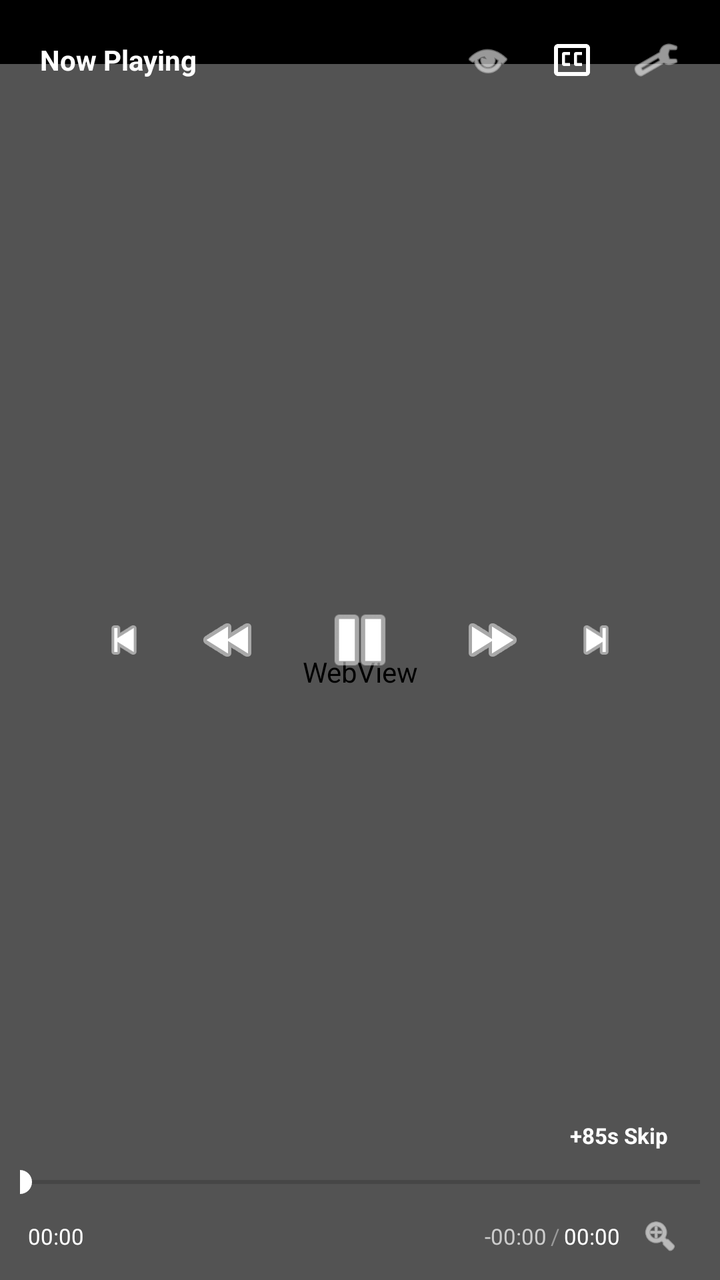
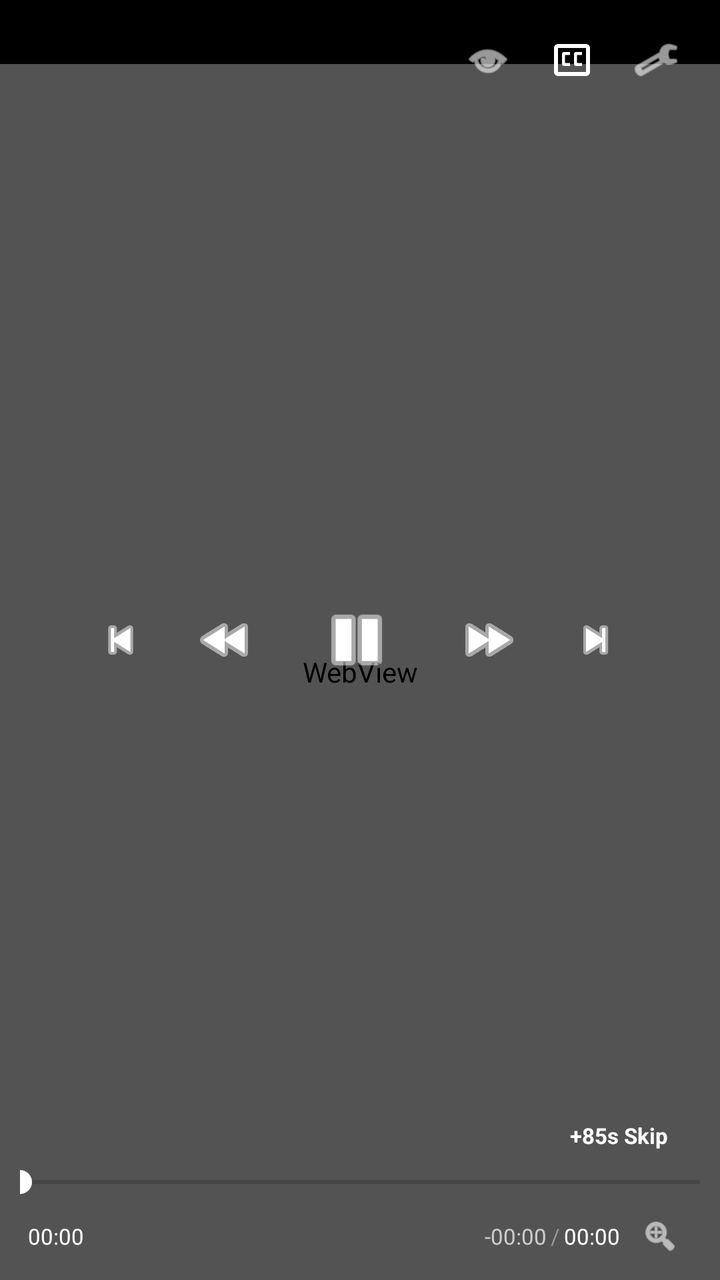

An Android layout rendered at two revisions. The XML below is the earlier revision; the diff shows what the commit changed to produce the second picture.
<!-- AndroidManifest.xml: activity theme AppTheme.Translucent -->
<!-- res/layout/activity_native_player.xml -->
<?xml version="1.0" encoding="utf-8"?>
<LinearLayout xmlns:android="http://schemas.android.com/apk/res/android"
    xmlns:app="http://schemas.android.com/apk/res-auto"
    android:id="@+id/player_activity_root"
    android:layout_width="match_parent"
    android:layout_height="match_parent"
    android:orientation="vertical"
    android:background="@android:color/black">

    
    <FrameLayout
        android:id="@+id/video_root_container"
        android:layout_width="match_parent"
        android:layout_height="wrap_content"
        android:background="@android:color/black">

        <LinearLayout
            android:id="@+id/video_surface_wrapper"
            android:layout_width="match_parent"
            android:layout_height="match_parent"
            android:orientation="vertical">

            <View
                android:id="@+id/status_bar_filler"
                android:layout_width="match_parent"
                android:layout_height="32dp"
                android:background="@android:color/black"
                android:visibility="visible" />

            <FrameLayout
                android:id="@+id/player_media_container"
                android:layout_width="match_parent"
                android:layout_height="0dp"
                android:layout_weight="1"
                android:background="@android:color/black">

                <WebView
                    android:id="@+id/player_webview"
                    android:layout_width="match_parent"
                    android:layout_height="match_parent"
                    android:visibility="visible" />

                <androidx.media3.ui.PlayerView
                    android:id="@+id/player_exoplayer"
                    android:layout_width="match_parent"
                    android:layout_height="match_parent"
                    app:use_controller="false"
                    android:visibility="gone" />

            </FrameLayout>

            <View
                android:id="@+id/bottom_gap_filler"
                android:layout_width="match_parent"
                android:layout_height="0dp"
                android:background="@android:color/black"
                android:visibility="gone" />
        </LinearLayout>

        
        <View
            android:id="@+id/touch_wall"
            android:layout_width="match_parent"
            android:layout_height="match_parent"
            android:clickable="true"
            android:focusable="true" />

        
        <TextView
            android:id="@+id/indicator_rewind"
            android:layout_width="wrap_content"
            android:layout_height="wrap_content"
            android:layout_gravity="center_vertical|start"
            android:layout_marginStart="32dp"
            android:background="@drawable/indicator_pill_bg"
            android:paddingStart="16dp"
            android:paddingTop="8dp"
            android:paddingEnd="16dp"
            android:paddingBottom="8dp"
            android:text="◄◄ 10s"
            android:textColor="@android:color/white"
            android:textSize="15sp"
            android:textStyle="bold"
            android:visibility="gone" />

        <TextView
            android:id="@+id/indicator_forward"
            android:layout_width="wrap_content"
            android:layout_height="wrap_content"
            android:layout_gravity="center_vertical|end"
            android:layout_marginEnd="32dp"
            android:background="@drawable/indicator_pill_bg"
            android:paddingStart="16dp"
            android:paddingTop="8dp"
            android:paddingEnd="16dp"
            android:paddingBottom="8dp"
            android:text="10s ►►"
            android:textColor="@android:color/white"
            android:textSize="15sp"
            android:textStyle="bold"
            android:visibility="gone" />

        <TextView
            android:id="@+id/indicator_2x"
            android:layout_width="wrap_content"
            android:layout_height="wrap_content"
            android:layout_gravity="top|center_horizontal"
            android:layout_marginTop="24dp"
            android:background="@drawable/indicator_pill_bg"
            android:paddingStart="18dp"
            android:paddingTop="8dp"
            android:paddingEnd="18dp"
            android:paddingBottom="8dp"
            android:text="2.0x SPEED ⏩"
            android:textColor="#FFD700"
            android:textSize="14sp"
            android:textStyle="bold"
            android:visibility="gone" />

        
        <TextView
            android:id="@+id/indicator_volume"
            android:layout_width="wrap_content"
            android:layout_height="wrap_content"
            android:layout_gravity="center_vertical|end"
            android:layout_marginEnd="64dp"
            android:background="@drawable/indicator_pill_bg"
            android:paddingStart="18dp"
            android:paddingTop="10dp"
            android:paddingEnd="18dp"
            android:paddingBottom="10dp"
            android:text="🔊 100%"
            android:textColor="@android:color/white"
            android:textSize="16sp"
            android:textStyle="bold"
            android:visibility="gone" />

        <TextView
            android:id="@+id/indicator_brightness"
            android:layout_width="wrap_content"
            android:layout_height="wrap_content"
            android:layout_gravity="center_vertical|start"
            android:layout_marginStart="64dp"
            android:background="@drawable/indicator_pill_bg"
            android:paddingStart="18dp"
            android:paddingTop="10dp"
            android:paddingEnd="18dp"
            android:paddingBottom="10dp"
            android:text="☀️ 100%"
            android:textColor="@android:color/white"
            android:textSize="16sp"
            android:textStyle="bold"
            android:visibility="gone" />

        
        <RelativeLayout
            android:id="@+id/controls_overlay"
            android:layout_width="match_parent"
            android:layout_height="match_parent"
            android:background="#59000000"
            android:visibility="visible">

            
            <RelativeLayout
                android:id="@+id/top_bar"
                android:layout_width="match_parent"
                android:layout_height="wrap_content"
                android:paddingHorizontal="12dp"
                android:paddingTop="12dp"
                android:paddingBottom="8dp">
                
                <TextView
                    android:id="@+id/video_title"
                    android:layout_width="match_parent"
                    android:layout_height="wrap_content"
                    android:layout_centerVertical="true"
                    android:layout_alignParentStart="true"
                    android:layout_toStartOf="@id/btn_pip"
                    android:layout_marginStart="8dp"
                    android:layout_marginEnd="12dp"
                    android:maxLines="1"
                    android:ellipsize="end"
                    android:text="Now Playing"
                    android:textColor="@android:color/white"
                    android:textStyle="bold"
                    android:textSize="14sp" />

                <ImageButton
                    android:id="@+id/btn_settings"
                    android:layout_width="40dp"
                    android:layout_height="40dp"
                    android:layout_alignParentEnd="true"
                    android:layout_centerVertical="true"
                    android:padding="8dp"
                    android:scaleType="fitCenter"
                    android:background="?attr/selectableItemBackgroundBorderless"
                    android:src="@android:drawable/ic_menu_preferences"
                    app:tint="@android:color/white" />

                <ImageButton
                    android:id="@+id/btn_captions"
                    android:layout_width="40dp"
                    android:layout_height="40dp"
                    android:layout_toStartOf="@id/btn_settings"
                    android:layout_centerVertical="true"
                    android:layout_marginEnd="2dp"
                    android:padding="8dp"
                    android:scaleType="fitCenter"
                    android:background="?attr/selectableItemBackgroundBorderless"
                    android:src="@drawable/ic_cc"
                    app:tint="@android:color/white" />

                <ImageButton
                    android:id="@+id/btn_pip"
                    android:layout_width="40dp"
                    android:layout_height="40dp"
                    android:layout_toStartOf="@id/btn_captions"
                    android:layout_centerVertical="true"
                    android:layout_marginEnd="2dp"
                    android:padding="8dp"
                    android:scaleType="fitCenter"
                    android:background="?attr/selectableItemBackgroundBorderless"
                    android:src="@android:drawable/ic_menu_view"
                    app:tint="@android:color/white" />
            </RelativeLayout>

            
            <LinearLayout
                android:layout_width="wrap_content"
                android:layout_height="wrap_content"
                android:layout_centerInParent="true"
                android:orientation="horizontal"
                android:gravity="center">

                <ImageButton
                    android:id="@+id/btn_prev_episode"
                    android:layout_width="38dp"
                    android:layout_height="38dp"
                    android:layout_marginEnd="10dp"
                    android:padding="6dp"
                    android:scaleType="fitCenter"
                    android:background="?attr/selectableItemBackgroundBorderless"
                    android:src="@android:drawable/ic_media_previous"
                    app:tint="@android:color/white" />

                <ImageButton
                    android:id="@+id/btn_rewind"
                    android:layout_width="46dp"
                    android:layout_height="46dp"
                    android:layout_marginEnd="14dp"
                    android:padding="7dp"
                    android:scaleType="fitCenter"
                    android:background="?attr/selectableItemBackgroundBorderless"
                    android:src="@android:drawable/ic_media_rew"
                    app:tint="@android:color/white" />

                <ImageButton
                    android:id="@+id/btn_play_pause"
                    android:layout_width="58dp"
                    android:layout_height="58dp"
                    android:padding="8dp"
                    android:scaleType="fitCenter"
                    android:background="?attr/selectableItemBackgroundBorderless"
                    android:src="@android:drawable/ic_media_pause"
                    app:tint="@android:color/white" />

                <ImageButton
                    android:id="@+id/btn_forward"
                    android:layout_width="46dp"
                    android:layout_height="46dp"
                    android:layout_marginStart="14dp"
                    android:padding="7dp"
                    android:scaleType="fitCenter"
                    android:background="?attr/selectableItemBackgroundBorderless"
                    android:src="@android:drawable/ic_media_ff"
                    app:tint="@android:color/white" />

                <ImageButton
                    android:id="@+id/btn_next_episode"
                    android:layout_width="38dp"
                    android:layout_height="38dp"
                    android:layout_marginStart="10dp"
                    android:padding="6dp"
                    android:scaleType="fitCenter"
                    android:background="?attr/selectableItemBackgroundBorderless"
                    android:src="@android:drawable/ic_media_next"
                    app:tint="@android:color/white" />
            </LinearLayout>

            
            <LinearLayout
                android:id="@+id/scrubber_preview_container"
                android:layout_width="wrap_content"
                android:layout_height="wrap_content"
                android:layout_above="@id/bottom_bar"
                android:orientation="vertical"
                android:gravity="center_horizontal"
                android:visibility="gone">

                <TextView
                    android:id="@+id/scrubber_time"
                    android:layout_width="wrap_content"
                    android:layout_height="wrap_content"
                    android:text="00:00"
                    android:textColor="@android:color/white"
                    android:textSize="16sp"
                    android:textStyle="bold"
                    android:shadowColor="@android:color/black"
                    android:shadowDx="2"
                    android:shadowDy="2"
                    android:shadowRadius="3" />
            </LinearLayout>

            
            <LinearLayout
                android:id="@+id/bottom_bar"
                android:layout_width="match_parent"
                android:layout_height="wrap_content"
                android:layout_alignParentBottom="true"
                android:orientation="vertical"
                android:paddingHorizontal="10dp"
                android:paddingVertical="6dp">

                
                <TextView
                    android:id="@+id/btn_skip_intro"
                    android:layout_width="wrap_content"
                    android:layout_height="wrap_content"
                    android:layout_gravity="end"
                    android:layout_marginBottom="4dp"
                    android:layout_marginEnd="6dp"
                    android:paddingHorizontal="10dp"
                    android:paddingVertical="3dp"
                    android:text="+85s Skip"
                    android:textColor="@android:color/white"
                    android:textSize="11sp"
                    android:textStyle="bold"
                    android:background="?attr/selectableItemBackground"
                    android:clickable="true"
                    android:focusable="true" />

                <SeekBar
                    android:id="@+id/video_seekbar"
                    android:layout_width="match_parent"
                    android:layout_height="wrap_content"
                    android:paddingHorizontal="0dp"
                    android:progressTint="@android:color/white"
                    android:thumbTint="@android:color/white" />

                <RelativeLayout
                    android:layout_width="match_parent"
                    android:layout_height="wrap_content"
                    android:layout_marginTop="2dp"
                    android:paddingHorizontal="4dp">
                    
                    <TextView
                        android:id="@+id/text_current_time"
                        android:layout_width="wrap_content"
                        android:layout_height="wrap_content"
                        android:layout_centerVertical="true"
                        android:text="00:00"
                        android:textColor="@android:color/white"
                        android:textSize="11sp" />

                    <LinearLayout
                        android:id="@+id/time_display"
                        android:layout_width="wrap_content"
                        android:layout_height="wrap_content"
                        android:layout_toStartOf="@id/btn_fullscreen_toggle"
                        android:layout_centerVertical="true"
                        android:layout_marginEnd="4dp"
                        android:orientation="horizontal">
                        
                        <TextView
                            android:id="@+id/text_time_left"
                            android:layout_width="wrap_content"
                            android:layout_height="wrap_content"
                            android:text="-00:00"
                            android:textColor="#CCCCCC"
                            android:textSize="11sp"
                            android:layout_marginEnd="2dp" />
                            
                        <TextView
                            android:layout_width="wrap_content"
                            android:layout_height="wrap_content"
                            android:text="/"
                            android:textColor="#999999"
                            android:textSize="11sp"
                            android:layout_marginEnd="2dp" />
                            
                        <TextView
                            android:id="@+id/text_total_time"
                            android:layout_width="wrap_content"
                            android:layout_height="wrap_content"
                            android:text="00:00"
                            android:textColor="@android:color/white"
                            android:textSize="11sp" />
                    </LinearLayout>

                    <ImageButton
                        android:id="@+id/btn_fullscreen_toggle"
                        android:layout_width="32dp"
                        android:layout_height="32dp"
                        android:layout_alignParentEnd="true"
                        android:layout_centerVertical="true"
                        android:padding="6dp"
                        android:scaleType="fitCenter"
                        android:background="?attr/selectableItemBackgroundBorderless"
                        android:src="@android:drawable/ic_menu_zoom"
                        app:tint="@android:color/white" />
                </RelativeLayout>
            </LinearLayout>
        </RelativeLayout>

        <ProgressBar
            android:id="@+id/loading_progress"
            android:layout_width="50dp"
            android:layout_height="50dp"
            android:layout_gravity="center"
            android:visibility="visible" />

    </FrameLayout>

    
    <LinearLayout
        android:id="@+id/portrait_bottom_container"
        android:layout_width="match_parent"
        android:layout_height="0dp"
        android:layout_weight="1"
        android:orientation="vertical"
        android:background="#0B0B0E"
        android:padding="20dp"
        android:visibility="visible">

        <TextView
            android:id="@+id/portrait_anime_title"
            android:layout_width="match_parent"
            android:layout_height="wrap_content"
            android:text="Anime Title"
            android:textColor="@android:color/white"
            android:textSize="18sp"
            android:textStyle="bold"
            android:maxLines="2"
            android:ellipsize="end" />

        <TextView
            android:id="@+id/portrait_episode_subtitle"
            android:layout_width="match_parent"
            android:layout_height="wrap_content"
            android:layout_marginTop="6dp"
            android:text="Episode 1"
            android:textColor="#AAAAAA"
            android:textSize="14sp" />

        <View
            android:layout_width="match_parent"
            android:layout_height="1dp"
            android:layout_marginVertical="16dp"
            android:background="#222228" />

        <LinearLayout
            android:layout_width="match_parent"
            android:layout_height="wrap_content"
            android:orientation="horizontal">

            <TextView
                android:id="@+id/portrait_badge_hd"
                android:layout_width="wrap_content"
                android:layout_height="wrap_content"
                android:background="#1F1F2C"
                android:paddingHorizontal="10dp"
                android:paddingVertical="4dp"
                android:text="1080p HD"
                android:textColor="#818cf8"
                android:textSize="12sp"
                android:textStyle="bold" />

            <TextView
                android:id="@+id/portrait_badge_audio"
                android:layout_width="wrap_content"
                android:layout_height="wrap_content"
                android:layout_marginStart="8dp"
                android:background="#1F1F2C"
                android:paddingHorizontal="10dp"
                android:paddingVertical="4dp"
                android:text="ENG DUB"
                android:textColor="#34d399"
                android:textSize="12sp"
                android:textStyle="bold" />
        </LinearLayout>

        <TextView
            android:layout_width="match_parent"
            android:layout_height="wrap_content"
            android:layout_marginTop="20dp"
            android:text="Tap the fullscreen button or rotate your device to watch in full landscape."
            android:textColor="#666677"
            android:textSize="13sp" />

    </LinearLayout>

</LinearLayout>
<!-- resources referenced by this layout -->
<resources>
  <!-- drawable ic_cc (drawable) -->
  <?xml version="1.0" encoding="utf-8"?>
  <vector xmlns:android="http://schemas.android.com/apk/res/android"
      android:width="24dp"
      android:height="24dp"
      android:viewportWidth="24"
      android:viewportHeight="24">
      
      <path
          android:fillColor="#FFFFFF"
          android:pathData="M19,4H5C3.89,4 3,4.9 3,6V18C3,19.1 3.89,20 5,20H19C20.1,20 21,19.1 21,18V6C21,4.9 20.1,4 19,4ZM19,18H5V6H19V18Z" />
      
      <path
          android:fillColor="#FFFFFF"
          android:pathData="M11,15H8C7.45,15 7,14.55 7,14V9C7,8.45 7.45,8 8,8H11V9.5H8.5V13.5H11V15Z" />
      
      <path
          android:fillColor="#FFFFFF"
          android:pathData="M17,15H14C13.45,15 13,14.55 13,14V9C13,8.45 13.45,8 14,8H17V9.5H14.5V13.5H17V15Z" />
  </vector>
  <!-- drawable indicator_pill_bg (drawable) -->
  <?xml version="1.0" encoding="utf-8"?>
  <shape xmlns:android="http://schemas.android.com/apk/res/android"
      android:shape="rectangle">
      <solid android:color="#CC111118" />
      <corners android:radius="24dp" />
      <stroke android:width="1dp" android:color="#33FFFFFF" />
  </shape>
  <style name="AppTheme.Translucent" parent="Theme.AppCompat.DayNight.NoActionBar">
          <item name="android:windowIsTranslucent">true</item>
          <item name="android:windowBackground">@android:color/transparent</item>
          <item name="android:colorBackgroundCacheHint">@null</item>
          <item name="android:windowContentOverlay">@null</item>
          <item name="android:backgroundDimEnabled">false</item>
      </style>
</resources>

<!-- the commit's change to res/layout/activity_native_player.xml (unified diff, before → after) -->
@@ -38,7 +38,23 @@
                     android:id="@+id/player_webview"
                     android:layout_width="match_parent"
                     android:layout_height="match_parent"
-                    android:visibility="visible" />
+                    android:visibility="visible">
+
+                    <TextView
+                        android:id="@+id/video_title"
+                        android:layout_width="match_parent"
+                        android:layout_height="wrap_content"
+                        android:layout_marginStart="8dp"
+                        android:layout_marginEnd="12dp"
+                        android:layout_x="20dp"
+                        android:layout_y="33dp"
+                        android:ellipsize="end"
+                        android:maxLines="1"
+                        android:text="Now Playing"
+                        android:textColor="@android:color/white"
+                        android:textSize="14sp"
+                        android:textStyle="bold" />
+                </WebView>
 
                 <androidx.media3.ui.PlayerView
                     android:id="@+id/player_exoplayer"
@@ -168,22 +184,6 @@
                 android:paddingHorizontal="12dp"
                 android:paddingTop="12dp"
                 android:paddingBottom="8dp">
-                
-                <TextView
-                    android:id="@+id/video_title"
-                    android:layout_width="match_parent"
-                    android:layout_height="wrap_content"
-                    android:layout_centerVertical="true"
-                    android:layout_alignParentStart="true"
-                    android:layout_toStartOf="@id/btn_pip"
-                    android:layout_marginStart="8dp"
-                    android:layout_marginEnd="12dp"
-                    android:maxLines="1"
-                    android:ellipsize="end"
-                    android:text="Now Playing"
-                    android:textColor="@android:color/white"
-                    android:textStyle="bold"
-                    android:textSize="14sp" />
 
                 <ImageButton
                     android:id="@+id/btn_settings"
@@ -277,12 +277,12 @@
 
                 <ImageButton
                     android:id="@+id/btn_next_episode"
-                    android:layout_width="38dp"
+                    android:layout_width="41dp"
                     android:layout_height="38dp"
                     android:layout_marginStart="10dp"
+                    android:background="?attr/selectableItemBackgroundBorderless"
                     android:padding="6dp"
                     android:scaleType="fitCenter"
-                    android:background="?attr/selectableItemBackgroundBorderless"
                     android:src="@android:drawable/ic_media_next"
                     app:tint="@android:color/white" />
             </LinearLayout>
